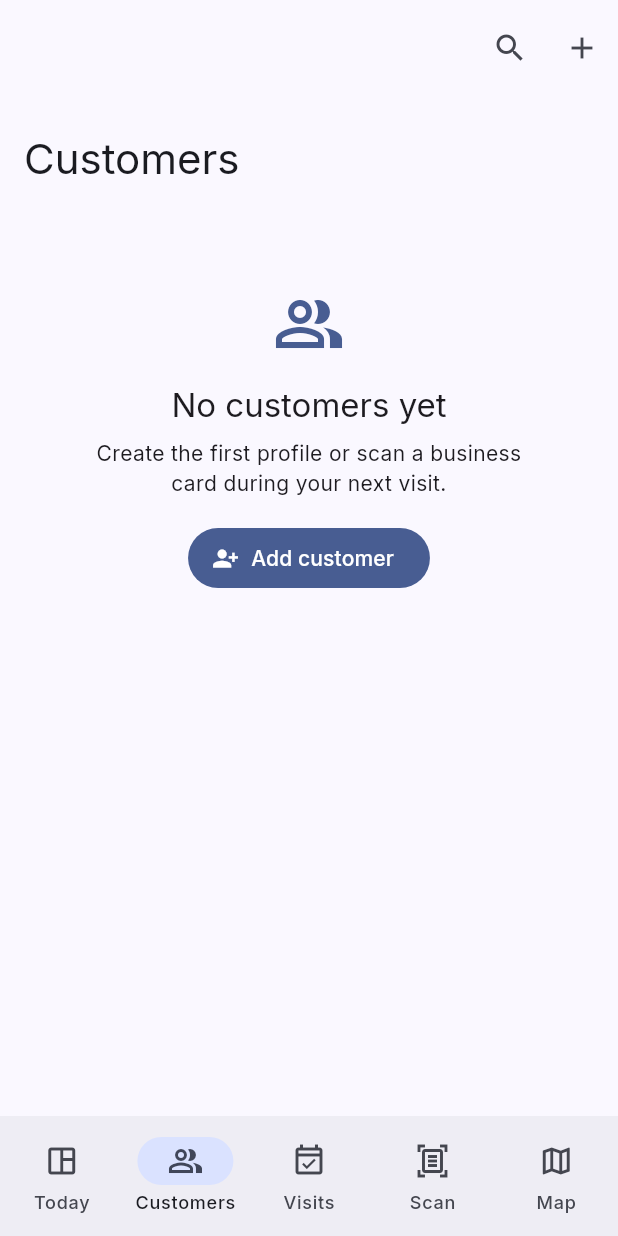
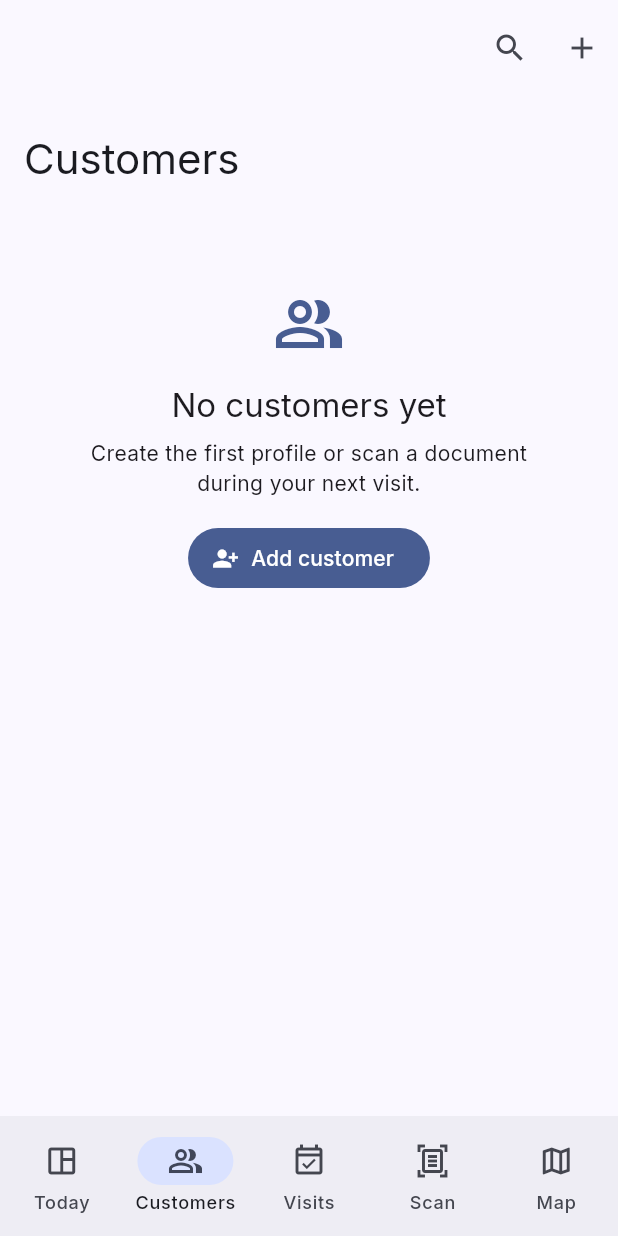
Before and after one commit to NidhalBouaziz/fieldpilot, a Flutter app: the CustomersPage screen opened by its route, on a phone screen of 412 x 824 dp. Run offline on Flutter 3.47's test engine with Material 3 defaults, Android fonts, the phone set to English and light mode, and no system bars; our stand-ins replace cloud_firestore, connectivity_plus, file_picker, firebase_auth, firebase_core, flutter_local_notifications and 7 more; missing offline and left inert: google_mlkit_text_recognition; accounts and stored records are empty; generated files the repository leaves out were written again.

Commit message:
Polish auth and bulk customer scan review

```diff
--- a/lib/app/router.dart
+++ b/lib/app/router.dart
@@ -19,7 +19,7 @@ import '../shared/widgets/app_shell.dart';
 
 final routerProvider = Provider<GoRouter>((ref) {
   return GoRouter(
-    initialLocation: '/dashboard',
+    initialLocation: '/login',
     routes: [
       GoRoute(path: '/login', builder: (_, __) => const LoginPage()),
       GoRoute(path: '/register', builder: (_, __) => const RegisterPage()),
--- a/lib/features/customers/presentation/customers_page.dart
+++ b/lib/features/customers/presentation/customers_page.dart
@@ -37,7 +37,7 @@ class CustomersPage extends ConsumerWidget {
               icon: Icons.people_alt_outlined,
               title: 'No customers yet',
               message:
-                  'Create the first profile or scan a business card during your next visit.',
+                  'Create the first profile or scan a document during your next visit.',
               action: FilledButton.icon(
                 onPressed: () => context.go('/customers/new'),
                 icon: const Icon(Icons.person_add_alt_1),
@@ -45,23 +45,32 @@ class CustomersPage extends ConsumerWidget {
               ),
             )
           else
-            for (final customer in items)
+            for (final entry in items.asMap().entries)
               Card(
                 child: ListTile(
-                  leading: CircleAvatar(
-                    child: Text(
-                      customer.displayName.characters.first.toUpperCase(),
+                  leading: CircleAvatar(child: Text('${entry.key + 1}')),
+                  title: Text(
+                    entry.value.displayName,
+                    maxLines: 1,
+                    overflow: TextOverflow.ellipsis,
+                  ),
+                  subtitle: Text(
+                    [
+                      if (entry.value.phone.isNotEmpty) entry.value.phone,
+                      if (entry.value.city.isNotEmpty) entry.value.city,
+                      if (entry.value.address != null) entry.value.address!,
+                    ].join(' | '),
+                    maxLines: 2,
+                    overflow: TextOverflow.ellipsis,
+                  ),
+                  trailing: SizedBox(
+                    width: 118,
+                    child: Align(
+                      alignment: Alignment.centerRight,
+                      child: CustomerStatusChip(status: entry.value.status),
                     ),
                   ),
-                  title: Text(customer.displayName),
-                  subtitle: Text(
-                    [
-                      customer.companyName,
-                      customer.city,
-                    ].where((value) => value.isNotEmpty).join(' • '),
-                  ),
-                  trailing: CustomerStatusChip(status: customer.status),
-                  onTap: () => context.go('/customers/${customer.id}'),
+                  onTap: () => context.go('/customers/${entry.value.id}'),
                 ),
               ),
         ],
```
Also changed, not shown: lib/core/services/ocr_service.dart (+8 -8 lines), lib/features/scanner/presentation/scanner_page.dart (+46 -30 lines), 1 other file.
